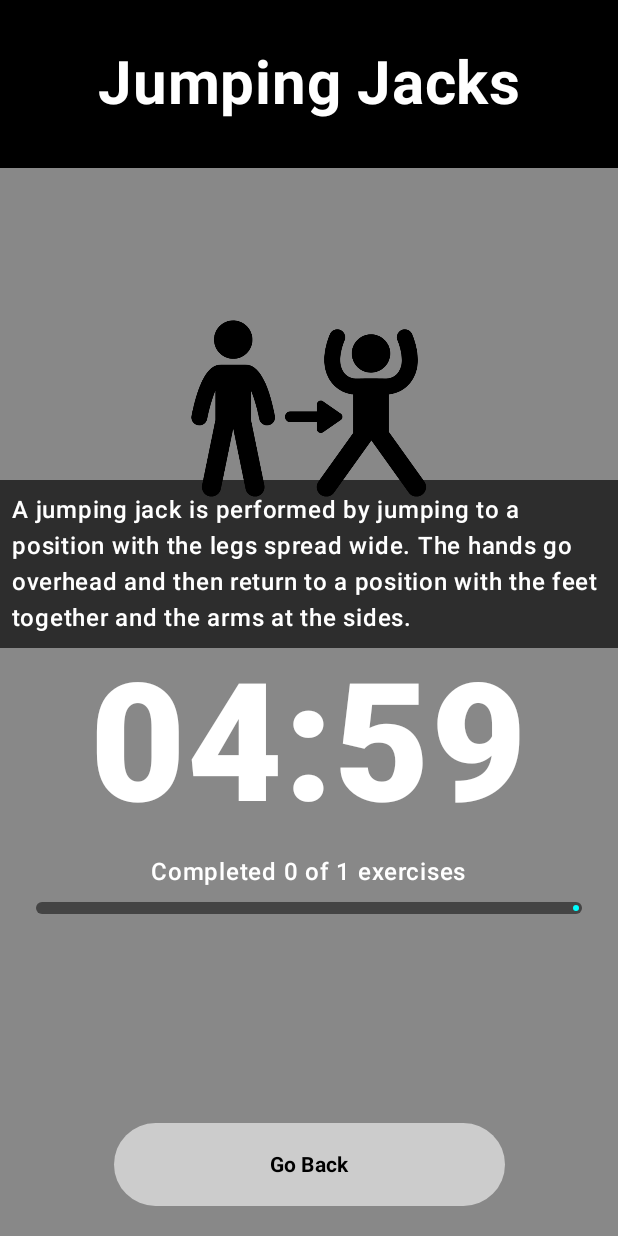
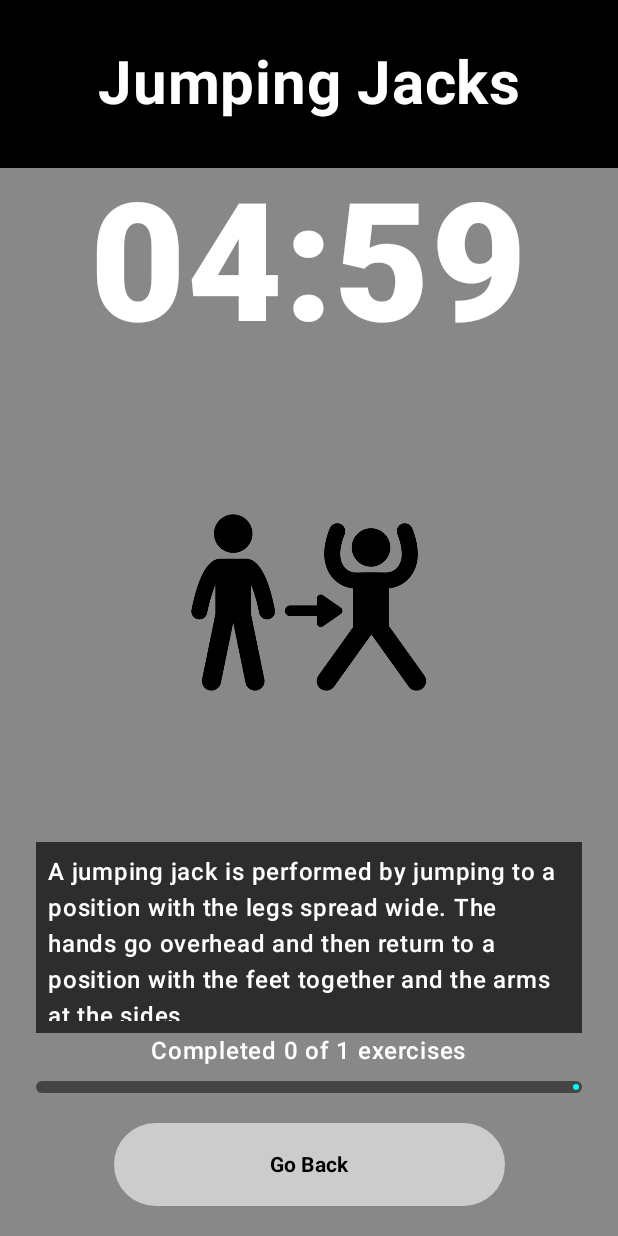
Before and after one commit to ErenAliKoerbay/CrossFitApp, an Android app built with Jetpack Compose: the screen it shows after launch (MainActivity), after a tap on "Start Workout", on a phone screen of 412 x 824 dp. Run offline under Robolectric (Android 15) with nearby library versions, the phone set to English and light mode, and no system bars.

Commit message:
Alles da

```diff
--- a/app/src/main/java/com/example/crossfitapp/CountdownScreen.kt
+++ b/app/src/main/java/com/example/crossfitapp/CountdownScreen.kt
@@ -1,5 +1,6 @@
 package com.example.crossfitapp.ui
 
+import android.media.MediaPlayer
 import androidx.compose.foundation.Image
 import androidx.compose.foundation.background
 import androidx.compose.foundation.layout.*
@@ -14,6 +15,7 @@ import androidx.compose.ui.res.painterResource
 import androidx.compose.ui.text.font.FontWeight
 import androidx.compose.ui.unit.dp
 import androidx.compose.ui.unit.sp
+import com.example.crossfitapp.R
 import com.example.crossfitapp.Session
 import com.example.crossfitapp.fitnessOptions
 import com.example.crossfitapp.formatTime
@@ -29,6 +31,13 @@ fun CountdownScreen(
     var isRunning by remember { mutableStateOf(true) }
     var isBreakTime by remember { mutableStateOf(false) }
     var actualLabel by remember { mutableStateOf(sessions[0].label) }
+
+    val context = LocalContext.current
+    fun playBeep() {
+        val player = MediaPlayer.create(context, R.raw.beep_sound)
+        player?.setOnCompletionListener { it.release() }
+        player?.start()
+    }
 
     val exercisesCompleted = remember(currentIndex, isBreakTime) {
         if (isBreakTime) currentIndex + 1 else currentIndex
@@ -52,10 +61,16 @@ fun CountdownScreen(
             sessions[currentIndex].remainingSeconds
         }
 
+        // Sound am Anfang der Phase
+        playBeep()
+
         while (remainingSeconds > 0 && isRunning) {
             delay(1000)
             remainingSeconds--
         }
+
+        // Sound am Ende der Phase
+        playBeep()
 
         if (remainingSeconds == 0) {
             if (isBreakTime) {
@@ -79,7 +94,7 @@ fun CountdownScreen(
             .background(Color.Gray),
         horizontalAlignment = Alignment.CenterHorizontally
     ) {
-        // Alle Inhalte, die oben stehen sollen
+        // Dynamischer Bereich oben
         Column(
             modifier = Modifier
                 .weight(1f)
@@ -102,17 +117,24 @@ fun CountdownScreen(
             }
 
             val imageName = actualLabel.lowercase().replace(" ", "_")
-            val context = LocalContext.current
             val imageResId = remember(imageName, context) {
                 context.resources.getIdentifier(imageName, "drawable", context.packageName)
             }
 
             if (imageResId != 0 && !isBreakTime) {
-                Box(
+                Text(
+                    text = formatTime(remainingSeconds),
+                    fontSize = 110.sp,
+                    fontWeight = FontWeight.ExtraBold,
+                    color = Color.White,
+                    modifier = Modifier.align(Alignment.CenterHorizontally)
+                )
+
+                Column(
                     modifier = Modifier
                         .fillMaxWidth()
-                        .height(320.dp),
-                    contentAlignment = Alignment.BottomCenter
+                        .padding(horizontal = 24.dp),
+                    horizontalAlignment = Alignment.CenterHorizontally
                 ) {
                     Image(
                         painter = painterResource(id = imageResId),
@@ -137,20 +159,15 @@ fun CountdownScreen(
                         modifier = Modifier
                             .background(Color(0xAA000000))
                             .padding(8.dp)
+                            .fillMaxWidth()
                     )
                 }
             }
 
-            Text(
-                text = formatTime(remainingSeconds),
-                fontSize = 110.sp,
-                fontWeight = FontWeight.ExtraBold,
-                color = Color.White,
-                modifier = Modifier.align(Alignment.CenterHorizontally)
-            )
+            Spacer(modifier = Modifier.height(24.dp))
+        }
 
-            Spacer(modifier = Modifier.height(8.dp))
-
+        // Statischer Fortschrittsbereich
         Column(
             modifier = Modifier
                 .fillMaxWidth()
@@ -172,9 +189,8 @@ fun CountdownScreen(
                 trackColor = Color.DarkGray
             )
         }
-        }
 
-        // Button immer ganz unten – wie im SetupScreen
+        // Go Back Button ganz unten
         Button(
             onClick = { onFinish() },
             shape = RoundedCornerShape(50),
```
Also changed, not shown: 1 other file. Lines whose indentation alone changed are shown as unchanged.
